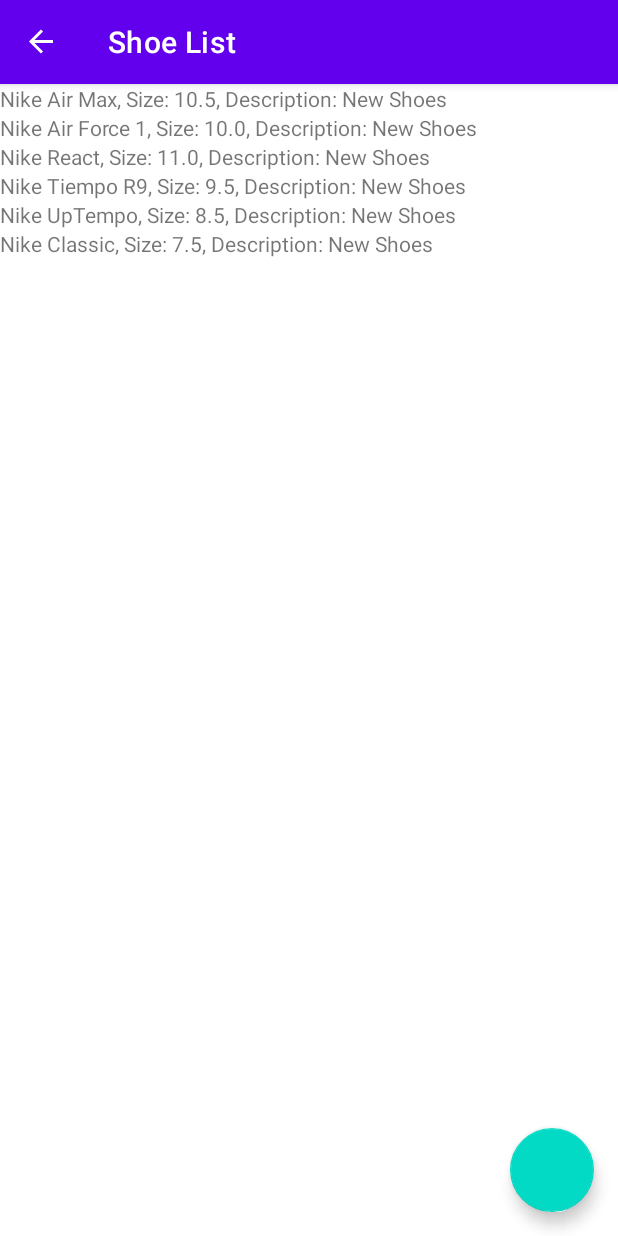
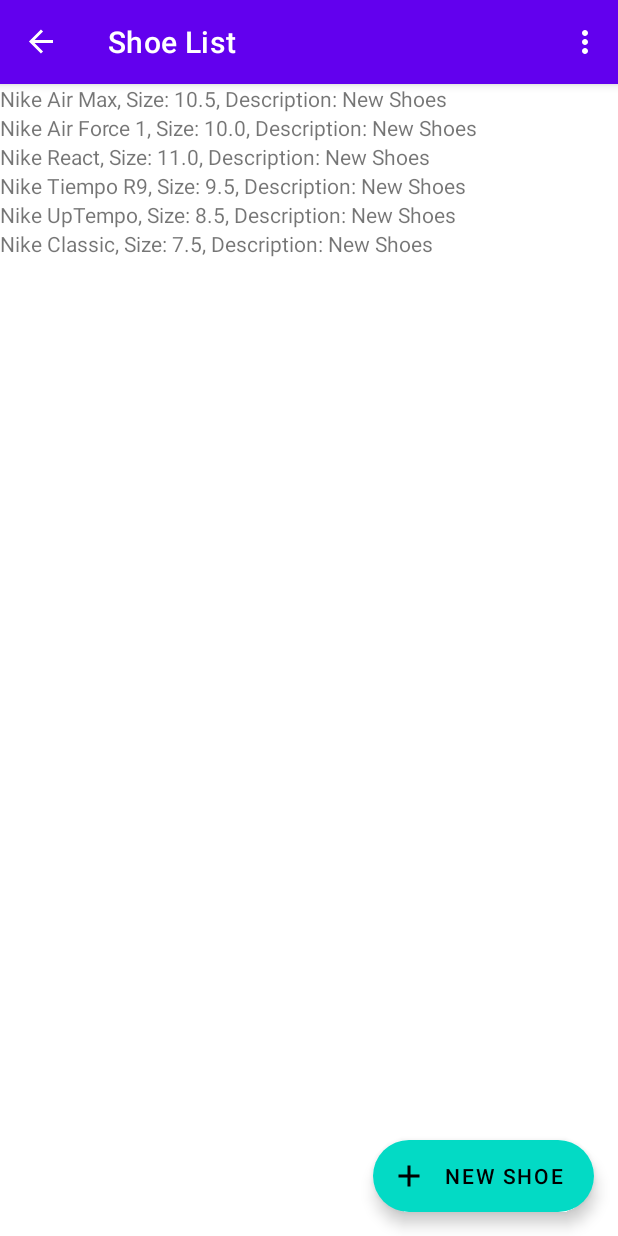
Before and after one commit to omarghetti/ShoeStore, an Android app: the ShoeListFragment screen opened through its navigation route, on a phone screen of 412 x 824 dp. Run offline under Robolectric (Android 15) with nearby library versions, the phone set to English and light mode, and no system bars; our stand-ins replace Timber, data binding, navigation-ui; 2 statements that could not run were skipped.

```diff
--- a/app/src/main/java/com/example/shoestore/MainActivity.kt
+++ b/app/src/main/java/com/example/shoestore/MainActivity.kt
@@ -2,8 +2,7 @@ package com.example.shoestore
 
 import androidx.appcompat.app.AppCompatActivity
 import android.os.Bundle
-import android.view.Menu
-import android.view.MenuInflater
+import android.view.View
 import androidx.databinding.DataBindingUtil
 import androidx.navigation.findNavController
 import androidx.navigation.fragment.findNavController
@@ -28,4 +27,6 @@ class MainActivity : AppCompatActivity() {
         val navController = this.findNavController(R.id.myNavHostFragment)
         return NavigationUI.navigateUp(navController, appBarConfiguration) || super.onSupportNavigateUp()
     }
+
+
 }
--- a/app/src/main/java/com/example/shoestore/ui/InstructionsFragment.kt
+++ b/app/src/main/java/com/example/shoestore/ui/InstructionsFragment.kt
@@ -20,7 +20,7 @@ class InstructionsFragment : Fragment() {
         // Inflate the layout for this fragment
         binding = DataBindingUtil.inflate(inflater, R.layout.fragment_instructions, container, false)
 
-        binding.button4.setOnClickListener {
+        binding.ButtonToStore.setOnClickListener {
             val shoeListAction = InstructionsFragmentDirections.actionInstructionsFragmentToShoeListFragment()
             this.findNavController().navigate(shoeListAction)
         }
--- a/app/src/main/java/com/example/shoestore/ui/ShoeListFragment.kt
+++ b/app/src/main/java/com/example/shoestore/ui/ShoeListFragment.kt
@@ -37,21 +37,21 @@ class ShoeListFragment : Fragment() {
         shoeListViewModel.shoeList.observe(viewLifecycleOwner, Observer { shoeList ->
             shoeList.forEachIndexed { index,shoe ->
                 val textView = TextView(context)
-                textView.setText("${shoe.name}, Size: ${shoe.size}, Description: ${shoe.description}")
+                textView.text = "${shoe.name}, Size: ${shoe.size}, Description: ${shoe.description}"
                 binding.shoeListLinear.addView(textView,index)
             }
         })
-
+        setHasOptionsMenu(true)
         binding.floatingActionButton.setOnClickListener {
             val shoeDetailAction = ShoeListFragmentDirections.actionShoeListFragmentToShoeDetailsFragment()
-            this.findNavController().navigate(shoeDetailAction)
+            it.findNavController().navigate(shoeDetailAction)
         }
         return binding.root
     }
 
     override fun onCreateOptionsMenu(menu: Menu, inflater: MenuInflater) {
+        inflater.inflate(R.menu.logout_menu, menu)
         super.onCreateOptionsMenu(menu, inflater)
-        inflater.inflate(R.menu.logout_menu, menu)
     }
 
     override fun onOptionsItemSelected(item: MenuItem): Boolean {
--- a/app/src/main/java/com/example/shoestore/viewmodels/ShoeListViewModel.kt
+++ b/app/src/main/java/com/example/shoestore/viewmodels/ShoeListViewModel.kt
@@ -4,17 +4,35 @@ import androidx.lifecycle.LiveData
 import androidx.lifecycle.MutableLiveData
 import androidx.lifecycle.ViewModel
 import com.example.shoestore.models.Shoe
+import timber.log.Timber
 
 class ShoeListViewModel: ViewModel() {
-    private var _shoeList = MutableLiveData<MutableList<Shoe>>()
+    private val _shoeList = MutableLiveData<MutableList<Shoe>>()
     val shoeList : LiveData<MutableList<Shoe>>
         get() = _shoeList
 
-    private fun addShoe(shoe: Shoe) {
-        _shoeList.value?.add(shoe)
+    val name = MutableLiveData<String>()
+    val company = MutableLiveData<String>()
+    val size = MutableLiveData<String>()
+    val desc = MutableLiveData<String>()
+
+
+
+    fun addShoe() {
+        val newShoe = Shoe(name.value!!,size.value!!.toDouble(),company.value!!,desc.value!!)
+        _shoeList.value?.add(newShoe)
+        resetForm()
+    }
+
+    private fun resetForm() {
+        name.value = ""
+        company.value = ""
+        size.value = ""
+        desc.value = ""
     }
 
     init {
+        Timber.i("ShoeList ViewModel Initialized")
         _shoeList.value = mutableListOf(
             Shoe(name = "Nike Air Max", size = 10.5, company = "Nike", description = "New Shoes"),
             Shoe(name = "Nike Air Force 1", size = 10.0, company = "Nike", description = "New Shoes"),
@@ -23,5 +41,6 @@ class ShoeListViewModel: ViewModel() {
             Shoe(name = "Nike UpTempo", size = 8.5, company = "Nike", description = "New Shoes"),
             Shoe(name = "Nike Classic", size = 7.5, company = "Nike", description = "New Shoes")
         )
+        size.value = ""
     }
 }
--- /dev/null
+++ b/app/src/main/res/anim/fade_in.xml
@@ -0,0 +1,7 @@
+<?xml version="1.0" encoding="utf-8"?>
+<set xmlns:android="http://schemas.android.com/apk/res/android">
+    <alpha
+        android:duration="@android:integer/config_mediumAnimTime"
+        android:fromAlpha="0.0"
+        android:toAlpha="1.0" />
+</set>
--- /dev/null
+++ b/app/src/main/res/anim/fade_out.xml
@@ -0,0 +1,22 @@
+<?xml version="1.0" encoding="utf-8"?><!--
+  ~ Copyright 2018, The Android Open Source Project
+  ~
+  ~ Licensed under the Apache License, Version 2.0 (the "License");
+  ~ you may not use this file except in compliance with the License.
+  ~ You may obtain a copy of the License at
+  ~
+  ~     http://www.apache.org/licenses/LICENSE-2.0
+  ~
+  ~ Unless required by applicable law or agreed to in writing, software
+  ~ distributed under the License is distributed on an "AS IS" BASIS,
+  ~ WITHOUT WARRANTIES OR CONDITIONS OF ANY KIND, either express or implied.
+  ~ See the License for the specific language governing permissions and
+  ~ limitations under the License.
+  -->
+
+<set xmlns:android="http://schemas.android.com/apk/res/android">
+    <alpha
+        android:duration="@android:integer/config_mediumAnimTime"
+        android:fromAlpha="1.0"
+        android:toAlpha="0.0" />
+</set>
--- /dev/null
+++ b/app/src/main/res/anim/slide_in_left.xml
@@ -0,0 +1,9 @@
+<?xml version="1.0" encoding="utf-8"?>
+<set xmlns:android="http://schemas.android.com/apk/res/android">
+    <translate
+        android:fromXDelta="-100%"
+        android:toXDelta="0%"
+        android:fromYDelta="0%"
+        android:toYDelta="0%"
+        android:duration="@android:integer/config_mediumAnimTime"/>
+</set>
--- /dev/null
+++ b/app/src/main/res/anim/slide_out_right.xml
@@ -0,0 +1,25 @@
+<?xml version="1.0" encoding="utf-8"?><!--
+  ~ Copyright 2018, The Android Open Source Project
+  ~
+  ~ Licensed under the Apache License, Version 2.0 (the "License");
+  ~ you may not use this file except in compliance with the License.
+  ~ You may obtain a copy of the License at
+  ~
+  ~     http://www.apache.org/licenses/LICENSE-2.0
+  ~
+  ~ Unless required by applicable law or agreed to in writing, software
+  ~ distributed under the License is distributed on an "AS IS" BASIS,
+  ~ WITHOUT WARRANTIES OR CONDITIONS OF ANY KIND, either express or implied.
+  ~ See the License for the specific language governing permissions and
+  ~ limitations under the License.
+  -->
+
+<set xmlns:android="http://schemas.android.com/apk/res/android">
+
+    <translate
+        android:duration="@android:integer/config_shortAnimTime"
+        android:fromXDelta="0%"
+        android:fromYDelta="0%"
+        android:toXDelta="100%"
+        android:toYDelta="0%" />
+</set>
--- /dev/null
+++ b/app/src/main/res/drawable/ic_baseline_add_24.xml
@@ -0,0 +1,10 @@
+<vector xmlns:android="http://schemas.android.com/apk/res/android"
+    android:width="24dp"
+    android:height="24dp"
+    android:viewportWidth="24"
+    android:viewportHeight="24"
+    android:tint="?attr/colorControlNormal">
+  <path
+      android:fillColor="@android:color/white"
+      android:pathData="M19,13h-6v6h-2v-6H5v-2h6V5h2v6h6v2z"/>
+</vector>
--- a/app/src/main/res/layout/fragment_shoe_list.xml
+++ b/app/src/main/res/layout/fragment_shoe_list.xml
@@ -26,14 +26,16 @@
                 android:layout_height="wrap_content"
                 android:orientation="vertical"/>
         </ScrollView>
-        <com.google.android.material.floatingactionbutton.FloatingActionButton
+        <com.google.android.material.floatingactionbutton.ExtendedFloatingActionButton
             android:id="@+id/floatingActionButton"
-            android:layout_width="match_parent"
+            android:layout_width="wrap_content"
             android:layout_height="wrap_content"
             android:layout_alignParentBottom="true"
             android:layout_alignParentEnd="true"
             android:clickable="true"
             android:layout_margin="16dp"
+            android:text="@string/extended_fab_label"
+            app:icon="@drawable/ic_baseline_add_24"
             android:contentDescription="@string/floating_action_content_description" />
     </RelativeLayout>
 
--- a/app/src/main/res/navigation/navigation.xml
+++ b/app/src/main/res/navigation/navigation.xml
@@ -10,7 +10,11 @@
         android:label="Login">
         <action
             android:id="@+id/action_loginFragment2_to_welcomeFragment"
-            app:destination="@id/welcomeFragment" />
+            app:destination="@id/welcomeFragment"
+            app:enterAnim="@anim/slide_in_left"
+            app:exitAnim="@anim/slide_out_right"
+            app:popEnterAnim="@anim/slide_in_left"
+            app:popExitAnim="@anim/slide_out_right" />
     </fragment>
     <fragment
         android:id="@+id/welcomeFragment"
@@ -19,7 +23,11 @@
         tools:layout="@layout/fragment_welcome" >
         <action
             android:id="@+id/action_welcomeFragment_to_instructionsFragment"
-            app:destination="@id/instructionsFragment" />
+            app:destination="@id/instructionsFragment"
+            app:enterAnim="@anim/slide_in_left"
+            app:exitAnim="@anim/slide_out_right"
+            app:popEnterAnim="@anim/slide_in_left"
+            app:popExitAnim="@anim/slide_out_right" />
     </fragment>
     <fragment
         android:id="@+id/instructionsFragment"
@@ -28,7 +36,13 @@
         tools:layout="@layout/fragment_instructions" >
         <action
             android:id="@+id/action_instructionsFragment_to_shoeListFragment"
-            app:destination="@id/shoeListFragment" />
+            app:destination="@id/shoeListFragment"
+            app:enterAnim="@anim/slide_in_left"
+            app:exitAnim="@anim/slide_out_right"
+            app:popEnterAnim="@anim/slide_in_left"
+            app:popExitAnim="@anim/slide_out_right"
+            app:popUpTo="@id/loginFragment"
+            app:popUpToInclusive="true" />
     </fragment>
     <fragment
         android:id="@+id/shoeListFragment"
@@ -37,18 +51,28 @@
         tools:layout="@layout/fragment_shoe_list" >
         <action
             android:id="@+id/action_shoeListFragment_to_shoeDetailsFragment"
-            app:destination="@id/shoeDetailsFragment" />
+            app:destination="@id/shoeDetailsFragment"
+            app:enterAnim="@anim/fade_in"
+            app:exitAnim="@anim/fade_out"
+            app:popEnterAnim="@anim/fade_in"
+            app:popExitAnim="@anim/fade_out" />
         <action
             android:id="@+id/action_shoeListFragment_to_loginFragment"
             app:destination="@id/loginFragment" />
     </fragment>
     <fragment
         android:id="@+id/shoeDetailsFragment"
-        android:name="com.example.shoestore.ShoeDetailsFragment"
-        android:label="fragment_shoe_details"
+        android:name="com.example.shoestore.ui.ShoeDetailsFragment"
+        android:label="Shoe Details"
         tools:layout="@layout/fragment_shoe_details" >
         <action
             android:id="@+id/action_shoeDetailsFragment_to_shoeListFragment"
-            app:destination="@id/shoeListFragment" />
+            app:destination="@id/shoeListFragment"
+            app:enterAnim="@anim/fade_in"
+            app:exitAnim="@anim/fade_out"
+            app:popEnterAnim="@anim/fade_in"
+            app:popExitAnim="@anim/fade_out"
+            app:popUpTo="@id/shoeListFragment"
+            app:popUpToInclusive="true" />
     </fragment>
 </navigation>
```
Also changed, not shown: app/src/main/java/com/example/shoestore/ui/ShoeDetailsFragment.kt (+22 -6 lines), app/src/main/res/anim/slide_in_right.xml (added, +25 -0 lines), app/src/main/res/anim/slide_out_left.xml (added, +25 -0 lines), app/src/main/res/layout/fragment_instructions.xml (+9 -9 lines), app/src/main/res/layout/fragment_shoe_details.xml (+43 -34 lines), app/src/main/res/values/strings.xml (+10 -0 lines).
